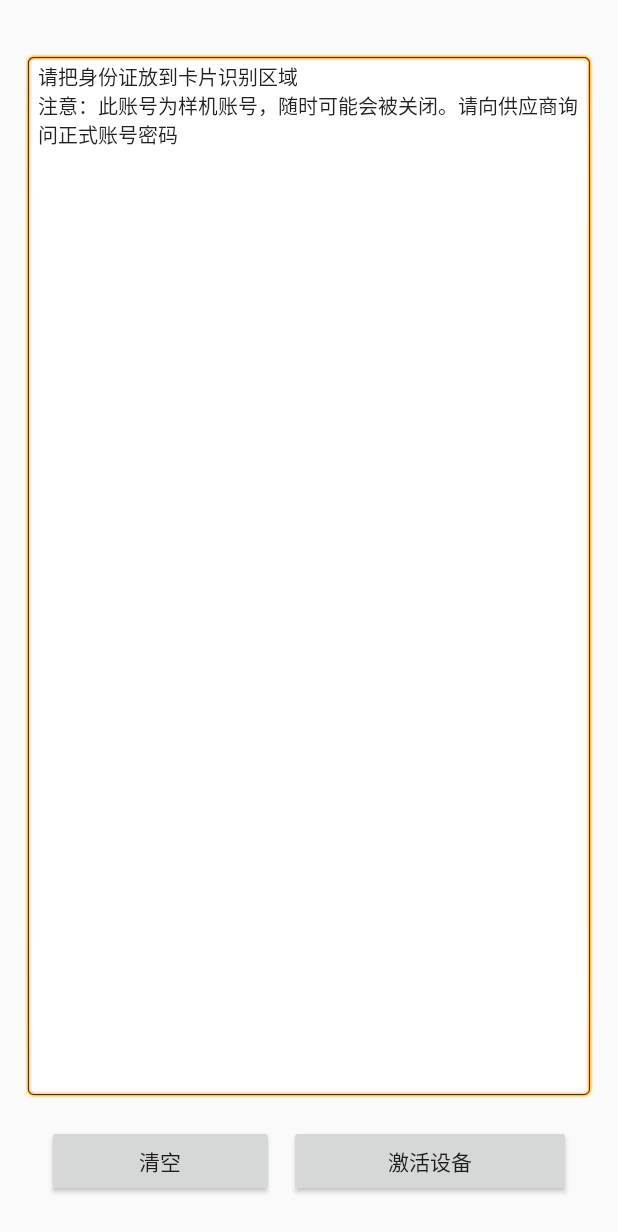
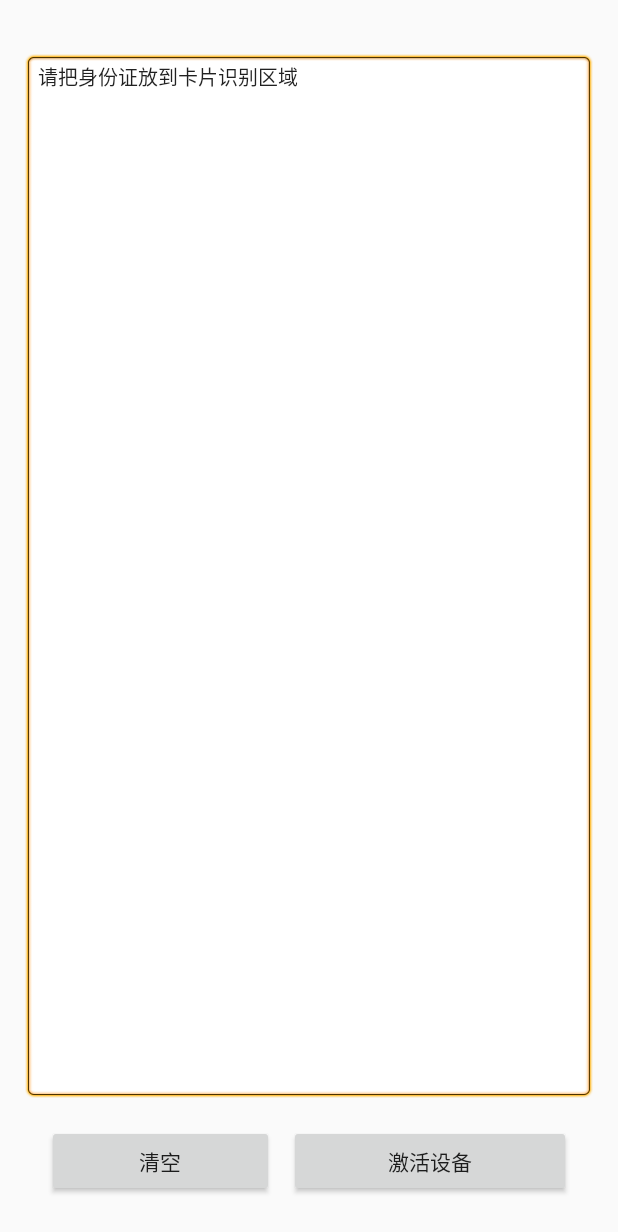
Before and after one commit to lochyhuang/DKCloudID_NFC_Android, an Android app: the screen it shows after launch (MainActivity), on a phone screen of 412 x 824 dp. Shown: the top 1232 px of the screen. Run offline under Robolectric (Android 15) with nearby library versions, the phone set to English and light mode, and no system bars; 6 statements that could not run were skipped.

Commit message:
去掉测试账号

```diff
--- a/app/src/main/java/com/huang/lochy/MainActivity.java
+++ b/app/src/main/java/com/huang/lochy/MainActivity.java
@@ -87,8 +87,8 @@ public class MainActivity extends Activity {
         }
 
         //云解码初始化
-        appID = "60273839";                                  //注意：此账号为样机账号，随时可能会被关闭。请向供应商询问正式账号密码
-        key = "VwQC9MzMY5hVx/Ky61IYRgP3q/ZRujTjvZfcJAnC+1w=";//注意：此账号为样机账号，随时可能会被关闭。请向供应商询问正式账号密码
+        appID = "60273839";
+        key = "VwQC9MzMY5hVx/Ky61IYRgP3q/ZRujTjvZfcJAnC+1w=";
         msgCrypt = new MsgCrypt(this, appID, key);
         device_id = msgCrypt.getDeviceId();
         app_id = msgCrypt.getAppId();
@@ -99,7 +99,7 @@ public class MainActivity extends Activity {
 
         //UI初始化
         initUI();
-        msgText.setText("请把身份证放到卡片识别区域\r\n注意：此账号为样机账号，随时可能会被关闭。请向供应商询问正式账号密码\r\n");
+        msgText.setText("请把身份证放到卡片识别区域\r\n");
     }
 
     /* perform when it brings close to TAG or after write button click */
```
